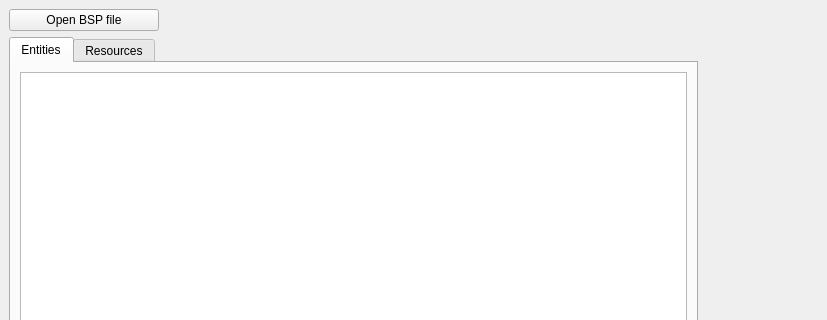
Before: the Qt Designer form src/ui/mainwindow.ui in DOOMer/qbspinfo, drawn with Qt 5; both pictures show x 0 to 827 and y 0 to 320 of the 827 by 480 pixel window.
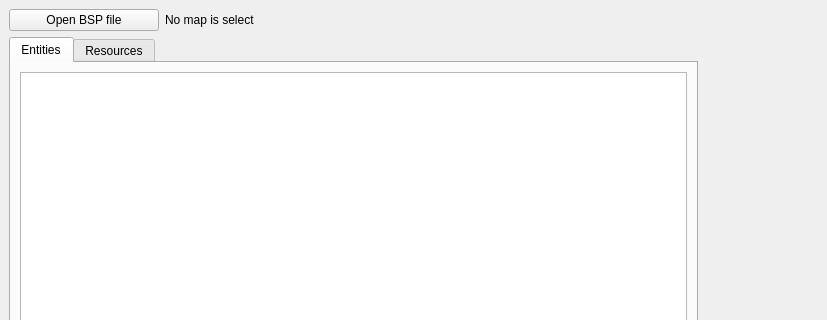
After: the same form once the commit is applied.

Commit message: Add "No map is select" to the label for display path to selected map, if map is not opened.

```diff
--- a/src/ui/mainwindow.ui
+++ b/src/ui/mainwindow.ui
@@ -39,7 +39,7 @@
       <item>
        <widget class="QLabel" name="labOpenedBspFile">
         <property name="text">
-         <string notr="true"/>
+         <string notr="true">No map is select</string>
         </property>
        </widget>
       </item>
```
